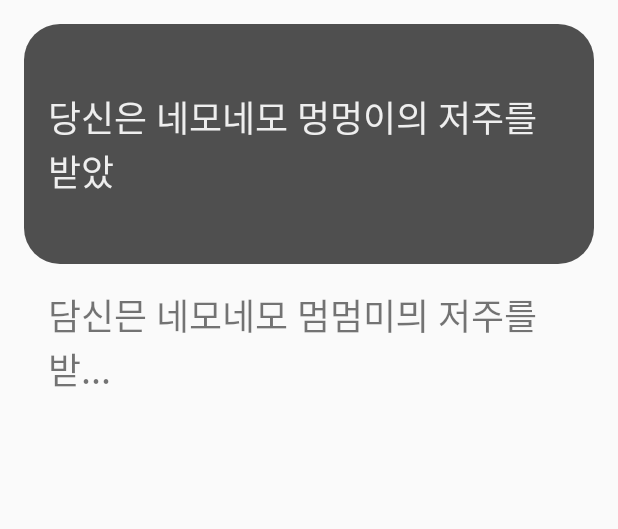
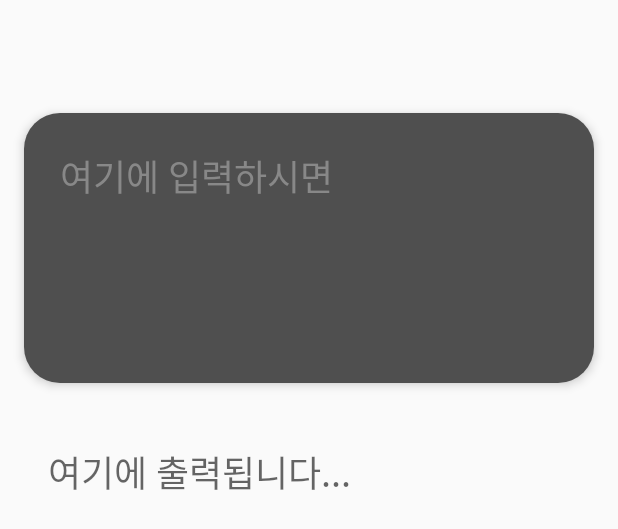
Before and after one commit to GingGingI/cursed-puppy-android, an Android app: the layout fragment_cursed.xml on its own in the app's theme, with its tools: preview values and no code run, on a phone screen of 412 x 824 dp. Shown: the top 529 px of the screen. Run offline under Robolectric (Android 15) with nearby library versions, the phone set to English and light mode, and no system bars.

Commit message:
CursedText 작업중

```diff
--- a/app/src/main/AndroidManifest.xml
+++ b/app/src/main/AndroidManifest.xml
@@ -20,7 +20,9 @@
                 <category android:name="android.intent.category.LAUNCHER" />
             </intent-filter>
         </activity>
-        <activity android:name=".ui.main.MainActivity"/>
+        <activity
+            android:name=".ui.main.MainActivity"
+            android:windowSoftInputMode="adjustResize"/>
         <activity android:name=".ui.etc.ErrorActivity"/>
     </application>
 
--- a/app/src/main/java/c/gingdev/cursedpuppy/base/BaseFragment.kt
+++ b/app/src/main/java/c/gingdev/cursedpuppy/base/BaseFragment.kt
@@ -7,6 +7,7 @@ import android.view.View
 import android.view.ViewGroup
 import androidx.annotation.LayoutRes
 import androidx.appcompat.app.AppCompatActivity
+import androidx.core.view.ViewCompat
 import androidx.databinding.DataBindingUtil
 import androidx.databinding.ViewDataBinding
 import androidx.fragment.app.Fragment
@@ -28,6 +29,7 @@ abstract class BaseFragment: DaggerFragment() {
     override fun onActivityCreated(savedInstanceState: Bundle?) {
         super.onActivityCreated(savedInstanceState)
         binding = DataBindingUtil.getBinding(view!!)
+        view!!.fitsSystemWindows = true
         binding()
     }
 
--- a/app/src/main/java/c/gingdev/cursedpuppy/data/rest/CurseService.kt
+++ b/app/src/main/java/c/gingdev/cursedpuppy/data/rest/CurseService.kt
@@ -3,10 +3,14 @@ package c.gingdev.cursedpuppy.data.rest
 import c.gingdev.cursedpuppy.data.models.PuppyModel
 import io.reactivex.Single
 import retrofit2.http.GET
+import retrofit2.http.POST
 import retrofit2.http.Path
 
 
 interface CurseService {
     @GET("/{version}/list")
     fun getPuppyList(@Path("version") version: String): Single<Array<PuppyModel>>
+
+    @POST("/{version}/cursed")
+    fun getCursedText(@Path("version") version: String, )
 }
--- a/app/src/main/java/c/gingdev/cursedpuppy/ui/etc/ErrorActivity.kt
+++ b/app/src/main/java/c/gingdev/cursedpuppy/ui/etc/ErrorActivity.kt
@@ -22,8 +22,8 @@ class ErrorActivity: BaseActivity() {
     }
 
     override fun onCreated(savedInstanceState: Bundle?) {
-//        Log.e("errorActivity", errorText)
         Log.e(TAG, "$lastActivityIntent")
+        Log.e(TAG, "errorText : $errorText")
 
         binding.setVariable(BR.errorText, errorText)
 
--- a/app/src/main/res/layout/activity_main.xml
+++ b/app/src/main/res/layout/activity_main.xml
@@ -130,6 +130,8 @@
                     android:layout_width="match_parent"
                     android:layout_height="0dp"
 
+                    android:fitsSystemWindows="true"
+
                     app:layout_constraintTop_toBottomOf="@id/navToolBar"
                     app:layout_constraintBottom_toBottomOf="parent"/>
             </androidx.constraintlayout.widget.ConstraintLayout>
--- a/app/src/main/res/layout/fragment_cursed.xml
+++ b/app/src/main/res/layout/fragment_cursed.xml
@@ -4,49 +4,74 @@
     <androidx.constraintlayout.widget.ConstraintLayout
         xmlns:android="http://schemas.android.com/apk/res/android"
         android:layout_width="match_parent"
-        android:layout_height="match_parent">
+        android:layout_height="fill_parent"
+
+        android:fillViewport="true">
+
 
         <androidx.constraintlayout.widget.ConstraintLayout
-            android:id="@+id/inputFrame"
             android:layout_width="match_parent"
             android:layout_height="wrap_content"
-            android:minHeight="160dp"
+            android:minHeight="180dp"
 
             android:background="@drawable/bg_black_rectangle_rounded"
+            android:elevation="4dp"
 
-            android:padding="16dp"
             android:layout_margin="16dp"
 
-            app:layout_constraintTop_toTopOf="parent">
+            app:layout_constraintTop_toTopOf="@id/inputGuideTop"
+            app:layout_constraintBottom_toBottomOf="@id/inputGuideBottom" >
 
-            <TextView
-                android:layout_width="0dp"
-                android:layout_height="wrap_content"
+            <EditText
+                android:id="@+id/inputText"
+                android:layout_width="match_parent"
+                android:layout_height="0dp"
 
-                android:text="당신은 네모네모 멍멍이의 저주를 받았"
                 android:textSize="24sp"
-                android:textColor="@color/colorWhite"
+                android:textColor="@color/colorGray"
+                android:hint="여기에 입력하시면"
+                android:textColorHint="@color/colorGray"
 
-                app:layout_constraintStart_toStartOf="parent"
-                app:layout_constraintEnd_toEndOf="parent"
+                android:background="@color/none"
+
+                android:layout_margin="16dp"
+                android:padding="8dp"
+                android:gravity="top|start"
+
                 app:layout_constraintTop_toTopOf="parent"
-                app:layout_constraintBottom_toBottomOf="parent"/>
-
+                app:layout_constraintBottom_toBottomOf="parent" />
         </androidx.constraintlayout.widget.ConstraintLayout>
 
         <TextView
-            android:id="@+id/resultText"
-            android:layout_width="0dp"
+            android:id="@+id/outputText"
+            android:layout_width="match_parent"
             android:layout_height="wrap_content"
 
-            android:text="담신믄 네모네모 멈멈미믜 저주를 받..."
+            android:hint="여기에 출력됩니다..."
             android:textSize="24sp"
+            android:textColor="@color/colorBlack"
 
-            android:layout_margin="16dp"
+            android:layout_marginTop="8dp"
+            android:layout_marginStart="32dp"
+            android:layout_marginEnd="32dp"
 
-            app:layout_constraintTop_toBottomOf="@id/inputFrame"
-            app:layout_constraintStart_toStartOf="@id/inputFrame"
-            app:layout_constraintEnd_toEndOf="@id/inputFrame"/>
+            app:layout_constraintTop_toTopOf="@id/inputGuideBottom" />
+
+        <androidx.constraintlayout.widget.Guideline
+            android:id="@+id/inputGuideTop"
+            android:layout_width="match_parent"
+            android:layout_height="0dp"
+
+            android:orientation="horizontal"
+            app:layout_constraintGuide_percent=".05"/>
+
+        <androidx.constraintlayout.widget.Guideline
+            android:id="@+id/inputGuideBottom"
+            android:layout_width="match_parent"
+            android:layout_height="0dp"
+
+            android:orientation="horizontal"
+            app:layout_constraintGuide_percent=".35"/>
 
     </androidx.constraintlayout.widget.ConstraintLayout>
 </layout>
--- a/app/src/main/res/values/styles.xml
+++ b/app/src/main/res/values/styles.xml
@@ -6,6 +6,7 @@
         <item name="colorPrimary">@color/colorPrimary</item>
         <item name="colorPrimaryDark">@color/colorPrimaryDark</item>
         <item name="colorAccent">@color/colorAccent</item>
+        <item name="android:statusBarColor">@color/colorWhite</item>
     </style>
 
     <!--transparent theme-->
```
Also changed, not shown: app/src/main/java/c/gingdev/cursedpuppy/ui/etc/CursedTranslatorFragment.kt (added, +25 -0 lines), app/src/main/java/c/gingdev/cursedpuppy/ui/etc/CursedTranslatorViewModel.kt (added, +25 -0 lines), app/src/main/java/c/gingdev/cursedpuppy/ui/main/MainActivity.kt (+11 -3 lines), app/src/main/java/c/gingdev/cursedpuppy/ui/main/MainFragmentBindingModule.kt (+4 -3 lines), app/src/main/java/c/gingdev/cursedpuppy/utils/ui/ViewExtensions.kt (+13 -2 lines).
